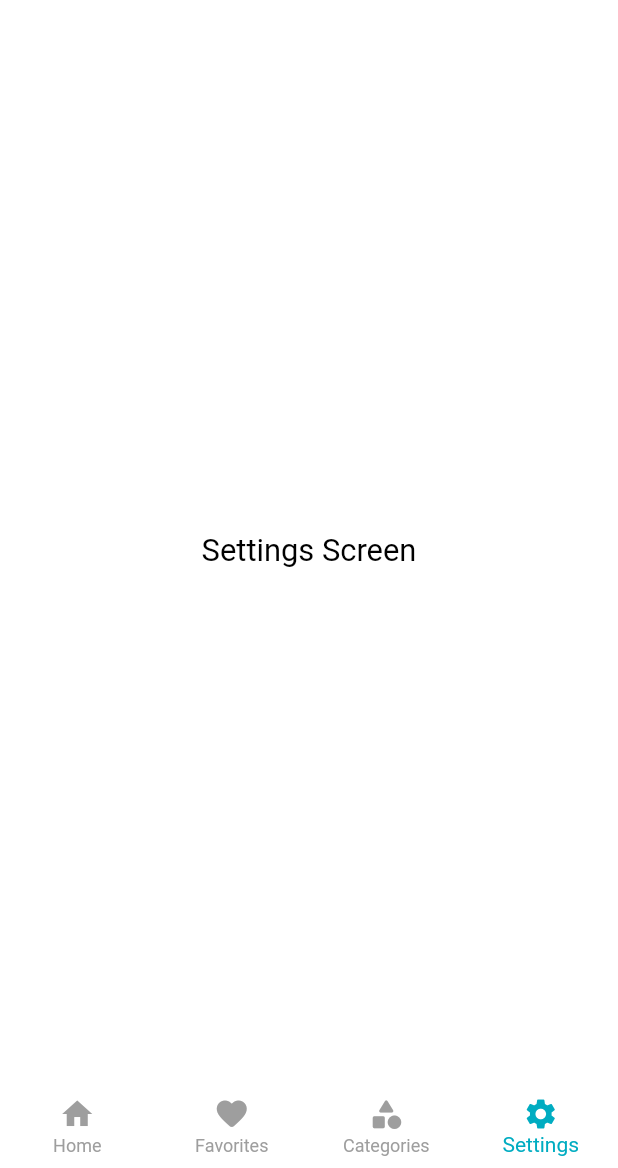
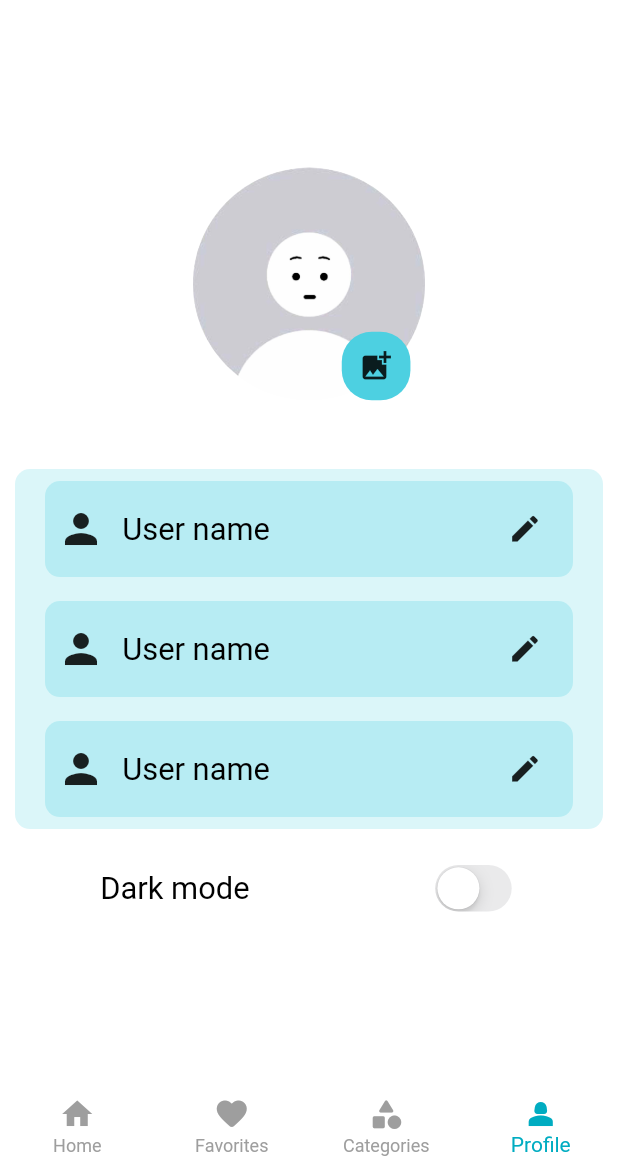
Before and after one commit to Ahmed-Hemdan/shop_app, a Flutter app: the LayoutScreen screen opened directly, item 4 of the bottom bar chosen, on a phone screen of 412 x 824 dp, the part 68-1236 px from its top. Run offline on Flutter 3.47's test engine with Material 2 defaults, Android fonts, the phone set to English and light mode, and no system bars; our stand-ins replace dio, flutter_bloc, flutter_screenutil, fluttertoast, shared_preferences, smooth_page_indicator; accounts and stored records are empty; network calls fail.

Commit message:
add profile screen

```diff
--- a/lib/Components/Components.dart
+++ b/lib/Components/Components.dart
@@ -281,8 +281,9 @@ Widget favoritsListItem(FavoritsModel model, int index, context) => Padding(
             IconButton(
               onPressed: () {
                 ShopCubit.get(context).deleteProductFromFavorits(index);
+                ShopCubit.get(context).getHomeData();
+                model.data!.data!.removeAt(index);
                 ShopCubit.get(context).getFavoritsData();
-                ShopCubit.get(context).getHomeData();
               },
               icon: const Icon(
                 Icons.favorite,
@@ -294,3 +295,36 @@ Widget favoritsListItem(FavoritsModel model, int index, context) => Padding(
         ),
       ),
     );
+
+Widget profileItem(IconData icon, String text) => Padding(
+      padding: const EdgeInsets.all(8.0),
+      child: Container(
+        decoration: BoxDecoration(
+          color: Colors.cyan[400]!.withOpacity(0.2),
+          borderRadius: BorderRadius.circular(10),
+        ),
+        child: Padding(
+          padding: const EdgeInsets.all(8.0),
+          child: Row(
+            children: [
+              Icon(
+                icon,
+                size: 32,
+              ),
+              SizedBox(
+                width: 10.w,
+              ),
+              Text(text),
+              const Spacer(),
+              IconButton(
+                onPressed: () {},
+                icon: const Icon(
+                  Icons.edit,
+                  size: 23,
+                ),
+              ),
+            ],
+          ),
+        ),
+      ),
+    );
--- a/lib/Screens/Layout/LayoutScreen.dart
+++ b/lib/Screens/Layout/LayoutScreen.dart
@@ -31,7 +31,7 @@ class LayoutScreen extends StatelessWidget {
                   onPressed: () {
                     ShopCubit.get(context).switchTheme();
                   },
-                  icon: Icon(
+                  icon: const Icon(
                     Icons.brightness_6_outlined,
                     color: Colors.grey,
                   ))
--- /dev/null
+++ b/lib/Screens/Proflie/ProfileScreen.dart
@@ -0,0 +1,85 @@
+import 'package:flutter/cupertino.dart';
+import 'package:flutter/material.dart';
+import 'package:flutter_screenutil/flutter_screenutil.dart';
+import 'package:shop_app/Components/Components.dart';
+import 'package:shop_app/Global/Global.dart';
+import 'package:shop_app/cubit/shop_cubit.dart';
+
+class ProfileScreen extends StatelessWidget {
+  const ProfileScreen({super.key});
+
+  @override
+  Widget build(BuildContext context) {
+    return Scaffold(
+      body: Center(
+        child: Column(
+          mainAxisAlignment: MainAxisAlignment.center,
+          children: [
+            Stack(
+              children: [
+                SizedBox(
+                  width: 130.h,
+                  height: 130.h,
+                  child: ClipOval(
+                    child: Image.asset('assets/images/profile.jpg'),
+                  ),
+                ),
+                Positioned(
+                  right: 10,
+                  bottom: 0,
+                  child: Container(
+                    width: 40.w,
+                    height: 40.w,
+                    decoration: BoxDecoration(
+                      borderRadius: BorderRadius.circular(20),
+                      color: Colors.cyan[300],
+                    ),
+                    child: IconButton(
+                      onPressed: () {},
+                      icon: const Icon(Icons.add_photo_alternate),
+                    ),
+                  ),
+                )
+              ],
+            ),
+            SizedBox(
+              height: 30.h,
+            ),
+            Container(
+              padding: const EdgeInsets.symmetric(horizontal: 12.0),
+              margin: const EdgeInsets.all(10),
+              decoration: BoxDecoration(
+                color: Colors.cyan[300]!.withOpacity(0.2),
+                borderRadius: BorderRadius.circular(10),
+              ),
+              child: Column(
+                children: [
+                  profileItem(Icons.person, "User name"),
+                  profileItem(Icons.person, "User name"),
+                  profileItem(Icons.person, "User name"),
+                ],
+              ),
+            ),
+            Padding(
+              padding: const EdgeInsets.symmetric(vertical: 10, horizontal: 7),
+              child: Row(
+                mainAxisAlignment: MainAxisAlignment.spaceAround,
+                children: [
+                  Text(
+                    "Dark mode",
+                    style: Theme.of(context).textTheme.bodyMedium,
+                  ),
+                  CupertinoSwitch(
+                    activeColor: Colors.cyan[300],
+                    value: theme,
+                    onChanged: (bool value) => ShopCubit.get(context).switchTheme(),
+                  ),
+                ],
+              ),
+            )
+          ],
+        ),
+      ),
+    );
+  }
+}
--- a/lib/Screens/Settings/SettingsScreen.dart
+++ /dev/null
@@ -1,16 +0,0 @@
-import 'package:flutter/material.dart';
-
-class SettingsScreen extends StatelessWidget {
-  const SettingsScreen({super.key});
-
-  @override
-  Widget build(BuildContext context) {
-    return const Scaffold(
-      body: Center(
-        child: Text(
-          "Settings Screen",
-        ),
-      ),
-    );
-  }
-}
--- a/lib/cubit/shop_cubit.dart
+++ b/lib/cubit/shop_cubit.dart
@@ -10,7 +10,7 @@ import 'package:shop_app/Models/LoginModel.dart';
 import 'package:shop_app/Screens/Categories/CategoriesScreen.dart';
 import 'package:shop_app/Screens/Favorites/FavoritesScreen.dart';
 import 'package:shop_app/Screens/Home/HomeScreen.dart';
-import 'package:shop_app/Screens/Settings/SettingsScreen.dart';
+import 'package:shop_app/Screens/Proflie/ProfileScreen.dart';
 import 'package:shop_app/shared/shared_preferences.dart';
 
 part 'shop_state.dart';
@@ -104,9 +104,9 @@ class ShopCubit extends Cubit<ShopStates> {
     ),
     BottomNavigationBarItem(
       icon: Icon(
-        Icons.settings,
+        Icons.person_2_sharp,
       ),
-      label: "Settings",
+      label: "Profile",
     ),
   ];
 
@@ -114,7 +114,7 @@ class ShopCubit extends Cubit<ShopStates> {
     HomeScreen(),
     FavoritesScreen(),
     CategoriesScreen(),
-    SettingsScreen(),
+    ProfileScreen(),
   ];
 
   HomeModel? homeData;
@@ -144,7 +144,6 @@ class ShopCubit extends Cubit<ShopStates> {
   }
 
   void makeProductInFavorits(int index) {
-
     if (homeData!.data!.products![index].inFavorites == false) {
       homeData!.data!.products![index].inFavorites = true;
     } else if (homeData!.data!.products![index].inFavorites == true) {
--- a/pubspec.yaml
+++ b/pubspec.yaml
@@ -69,9 +69,8 @@ flutter:
 
   # To add assets to your application, add an assets section, like this:
   assets:
-    - assets/images/onboarding/onboarding_1.png
-    - assets/images/onboarding/onboarding_2.png
-    - assets/images/onboarding/onboarding_3.png
+    - assets/images/
+
 
 
   # An image asset can refer to one or more resolution-specific "variants", see
```
Also changed, not shown: assets/images/profile.jpg (added).
